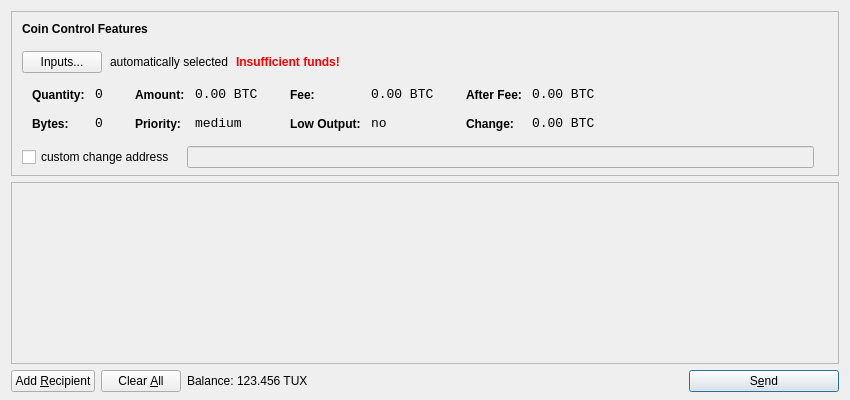
The window that src/qt/forms/sendcoinsdialog.ui (tuxcoindev/tuxcoin) describes before a commit, drawn with Qt 5.
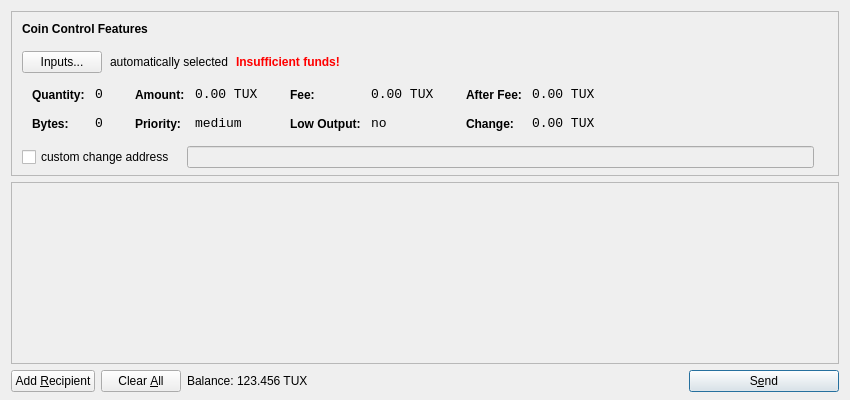
The same window after the commit. Icons and pictures are not drawn.

Commit message: Rebrand from BTC to TUX in coincontrol GUI in one more place

Patch:
```diff
--- a/src/qt/forms/sendcoinsdialog.ui
+++ b/src/qt/forms/sendcoinsdialog.ui
@@ -39,7 +39,7 @@
      </property>
      <layout class="QVBoxLayout" name="verticalLayoutCoinControl2">
       <property name="spacing">
-       <number>-1</number>
+       <number>6</number>
       </property>
       <property name="leftMargin">
        <number>0</number>
@@ -321,7 +321,7 @@
                   <enum>Qt::ActionsContextMenu</enum>
                  </property>
                  <property name="text">
-                  <string notr="true">0.00 BTC</string>
+                  <string notr="true">0.00 TUX</string>
                  </property>
                  <property name="textInteractionFlags">
                   <set>Qt::LinksAccessibleByMouse|Qt::TextSelectableByKeyboard|Qt::TextSelectableByMouse</set>
@@ -407,7 +407,7 @@
                   <enum>Qt::ActionsContextMenu</enum>
                  </property>
                  <property name="text">
-                  <string notr="true">0.00 BTC</string>
+                  <string notr="true">0.00 TUX</string>
                  </property>
                  <property name="textInteractionFlags">
                   <set>Qt::LinksAccessibleByMouse|Qt::TextSelectableByKeyboard|Qt::TextSelectableByMouse</set>
@@ -493,7 +493,7 @@
                   <enum>Qt::ActionsContextMenu</enum>
                  </property>
                  <property name="text">
-                  <string notr="true">0.00 BTC</string>
+                  <string notr="true">0.00 TUX</string>
                  </property>
                  <property name="textInteractionFlags">
                   <set>Qt::LinksAccessibleByMouse|Qt::TextSelectableByKeyboard|Qt::TextSelectableByMouse</set>
@@ -525,7 +525,7 @@
                   <enum>Qt::ActionsContextMenu</enum>
                  </property>
                  <property name="text">
-                  <string notr="true">0.00 BTC</string>
+                  <string notr="true">0.00 TUX</string>
                  </property>
                  <property name="textInteractionFlags">
                   <set>Qt::LinksAccessibleByMouse|Qt::TextSelectableByKeyboard|Qt::TextSelectableByMouse</set>
```
Left out of the diff: 24 changed lines with no effect on the pictures.
